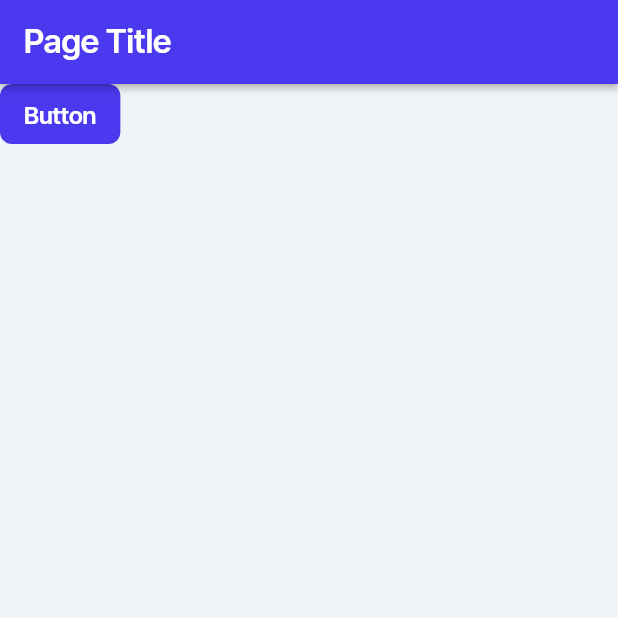
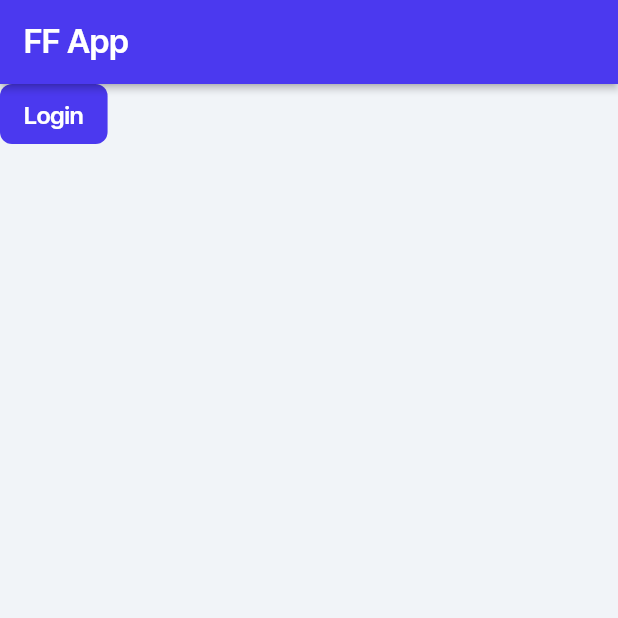
Before and after one commit to dchandrani/ff_app, a Flutter app: the screen it shows after launch, on a phone screen of 412 x 824 dp, the top half of it. Run offline on Flutter 3.47's test engine with Material 3 defaults, Android fonts, the phone set to English and light mode, and no system bars; drawn by our look-alikes of auto_size_text; our stand-ins replace font_awesome_flutter, from_css_color, go_router, google_fonts, page_transition, shared_preferences and 1 more; missing offline and left inert: json_path.

Commit message:
Changed text of button

```diff
--- a/lib/pages/home_page/home_page_widget.dart
+++ b/lib/pages/home_page/home_page_widget.dart
@@ -41,7 +41,7 @@ class _HomePageWidgetState extends State<HomePageWidget> {
           backgroundColor: FlutterFlowTheme.of(context).primary,
           automaticallyImplyLeading: false,
           title: Text(
-            'Page Title',
+            'FF App',
             style: FlutterFlowTheme.of(context).headlineMedium.override(
                   fontFamily: 'Inter Tight',
                   color: Colors.white,
@@ -60,9 +60,9 @@ class _HomePageWidgetState extends State<HomePageWidget> {
             children: [
               FFButtonWidget(
                 onPressed: () {
-                  print('Button pressed ...');
+                  print('Login Button pressed ...');
                 },
-                text: 'Button',
+                text: 'Login',
                 options: FFButtonOptions(
                   height: 40.0,
                   padding: const EdgeInsetsDirectional.fromSTEB(16.0, 0.0, 16.0, 0.0),
```
